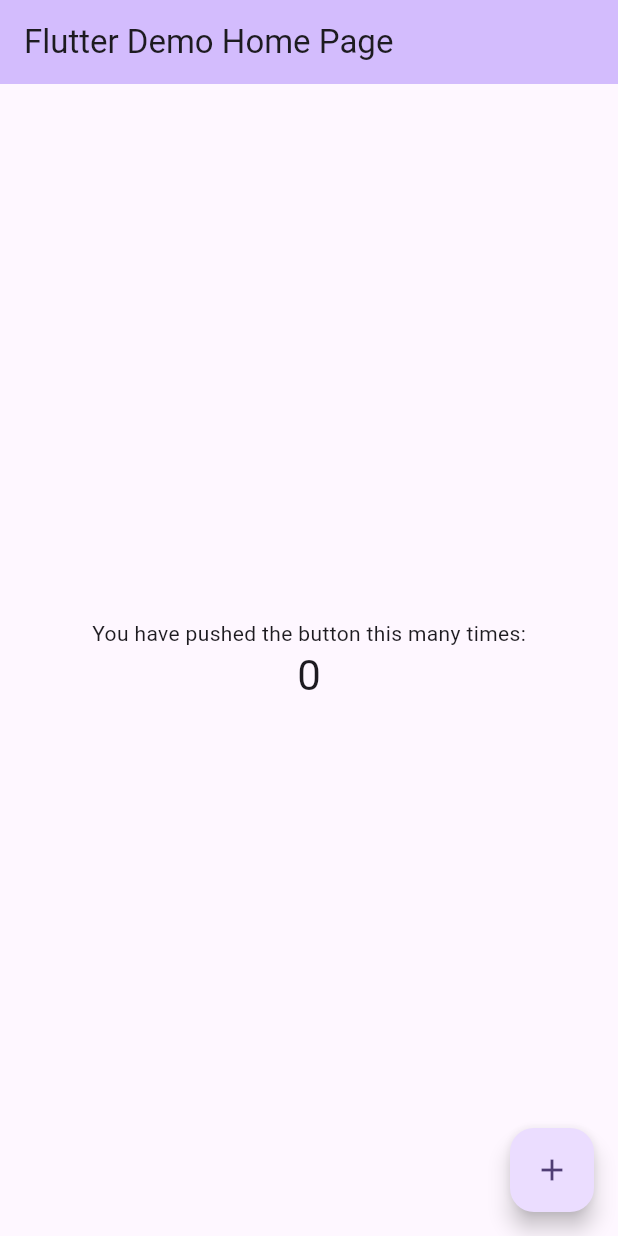
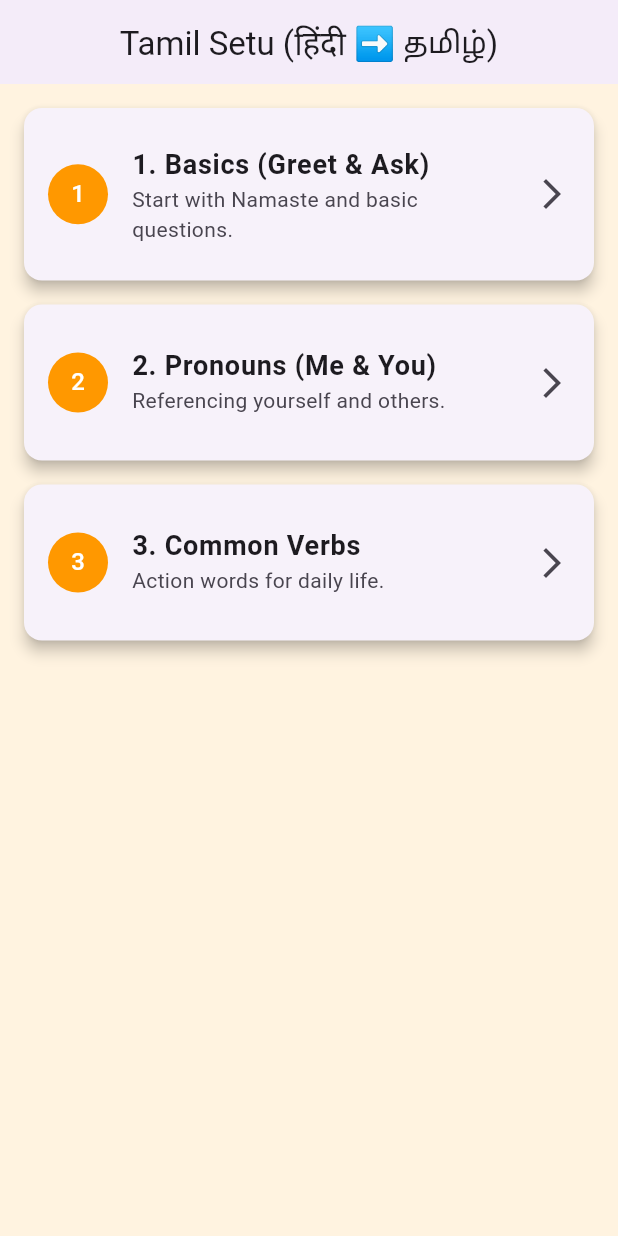
Before and after one commit to pranavm1502/tamil_via_hindi, a Flutter app: the screen it shows after launch, on a phone screen of 412 x 824 dp. Run offline on Flutter 3.47's test engine with Material 3 defaults, Android fonts, the light colour scheme and no system bars; our stand-ins replace flutter_tts.

Commit message:
copy dart and pubspec files into the app

```diff
--- a/tamil_setu/lib/main.dart
+++ b/tamil_setu/lib/main.dart
@@ -1,121 +1,330 @@
 import 'package:flutter/material.dart';
+import 'package:flutter_tts/flutter_tts.dart';
 
 void main() {
-  runApp(const MyApp());
+  runApp(const TamilSetuApp());
 }
 
-class MyApp extends StatelessWidget {
-  const MyApp({super.key});
+// --- DATA MODELS ---
+class Lesson {
+  final String title;
+  final String description;
+  final List<WordPair> words;
 
-  // This widget is the root of your application.
+  Lesson({required this.title, required this.description, required this.words});
+}
+
+class WordPair {
+  final String hindi;
+  final String tamil;
+  final String pronunciation;
+
+  WordPair({
+    required this.hindi,
+    required this.tamil,
+    required this.pronunciation,
+  });
+}
+
+// --- MOCK CURRICULUM ---
+final List<Lesson> curriculum = [
+  Lesson(
+    title: "1. Basics (Greet & Ask)",
+    description: "Start with Namaste and basic questions.",
+    words: [
+      WordPair(hindi: "Namaste", tamil: "Vanakkam", pronunciation: "वनक्कम"),
+      WordPair(hindi: "Kaise ho?", tamil: "Eppadi irukeenga?", pronunciation: "एप्पडी इरुकींगा?"),
+      WordPair(hindi: "Main theek hoon", tamil: "Naan nalla irukken", pronunciation: "नान नल्ला इरुक्केन"),
+      WordPair(hindi: "Kya?", tamil: "Enna?", pronunciation: "एन्ना?"),
+      WordPair(hindi: "Naam", tamil: "Peyer", pronunciation: "पेयर"),
+    ],
+  ),
+  Lesson(
+    title: "2. Pronouns (Me & You)",
+    description: "Referencing yourself and others.",
+    words: [
+      WordPair(hindi: "Main", tamil: "Naan", pronunciation: "नान"),
+      WordPair(hindi: "Tum (Informal)", tamil: "Nee", pronunciation: "नी"),
+      WordPair(hindi: "Aap (Formal)", tamil: "Neengal", pronunciation: "नींगल"),
+      WordPair(hindi: "Yeh (This person)", tamil: "Ivar", pronunciation: "इवर"),
+      WordPair(hindi: "Woh (That person)", tamil: "Avar", pronunciation: "अवर"),
+    ],
+  ),
+  Lesson(
+    title: "3. Common Verbs",
+    description: "Action words for daily life.",
+    words: [
+      WordPair(hindi: "Aana (Come)", tamil: "Vaa / Vaanga", pronunciation: "वा / वांगा"),
+      WordPair(hindi: "Jaana (Go)", tamil: "Po / Ponga", pronunciation: "पो / पोंगा"),
+      WordPair(hindi: "Khana (Eat)", tamil: "Saapidu", pronunciation: "सापिडु"),
+      WordPair(hindi: "Peena (Drink)", tamil: "Kudi", pronunciation: "कुडि"),
+    ],
+  ),
+];
+
+// --- MAIN WIDGET ---
+class TamilSetuApp extends StatelessWidget {
+  const TamilSetuApp({super.key});
+
   @override
   Widget build(BuildContext context) {
     return MaterialApp(
-      title: 'Flutter Demo',
+      title: 'Tamil Setu',
+      debugShowCheckedModeBanner: false,
       theme: ThemeData(
-        // This is the theme of your application.
-        //
-        // TRY THIS: Try running your application with "flutter run". You'll see
-        // the application has a purple toolbar. Then, without quitting the app,
-        // try changing the seedColor in the colorScheme below to Colors.green
-        // and then invoke "hot reload" (save your changes or press the "hot
-        // reload" button in a Flutter-supported IDE, or press "r" if you used
-        // the command line to start the app).
-        //
-        // Notice that the counter didn't reset back to zero; the application
-        // state is not lost during the reload. To reset the state, use hot
-        // restart instead.
-        //
-        // This works for code too, not just values: Most code changes can be
-        // tested with just a hot reload.
-        colorScheme: .fromSeed(seedColor: Colors.deepPurple),
+        primarySwatch: Colors.orange,
+        scaffoldBackgroundColor: Colors.orange[50],
+        useMaterial3: true,
       ),
-      home: const MyHomePage(title: 'Flutter Demo Home Page'),
+      home: const DashboardScreen(),
     );
   }
 }
 
-class MyHomePage extends StatefulWidget {
-  const MyHomePage({super.key, required this.title});
-
-  // This widget is the home page of your application. It is stateful, meaning
-  // that it has a State object (defined below) that contains fields that affect
-  // how it looks.
-
-  // This class is the configuration for the state. It holds the values (in this
-  // case the title) provided by the parent (in this case the App widget) and
-  // used by the build method of the State. Fields in a Widget subclass are
-  // always marked "final".
-
-  final String title;
+// --- DASHBOARD ---
+class DashboardScreen extends StatelessWidget {
+  const DashboardScreen({super.key});
 
   @override
-  State<MyHomePage> createState() => _MyHomePageState();
+  Widget build(BuildContext context) {
+    return Scaffold(
+      appBar: AppBar(
+        title: const Text("Tamil Setu (हिंदी ➡️ தமிழ்)"),
+        centerTitle: true,
+        elevation: 2,
+      ),
+      body: ListView.builder(
+        padding: const EdgeInsets.all(16),
+        itemCount: curriculum.length,
+        itemBuilder: (context, index) {
+          final lesson = curriculum[index];
+          return Card(
+            margin: const EdgeInsets.only(bottom: 16),
+            elevation: 4,
+            child: ListTile(
+              contentPadding: const EdgeInsets.all(16),
+              leading: CircleAvatar(
+                backgroundColor: Colors.orange,
+                child: Text("${index + 1}", style: const TextStyle(color: Colors.white)),
+              ),
+              title: Text(lesson.title, style: const TextStyle(fontWeight: FontWeight.bold, fontSize: 18)),
+              subtitle: Text(lesson.description),
+              trailing: const Icon(Icons.arrow_forward_ios),
+              onTap: () {
+                Navigator.push(
+                  context,
+                  MaterialPageRoute(builder: (context) => LessonScreen(lesson: lesson)),
+                );
+              },
+            ),
+          );
+        },
+      ),
+    );
+  }
 }
 
-class _MyHomePageState extends State<MyHomePage> {
-  int _counter = 0;
+// --- LESSON SCREEN (WITH AUDIO) ---
+class LessonScreen extends StatefulWidget {
+  final Lesson lesson;
+  const LessonScreen({super.key, required this.lesson});
 
-  void _incrementCounter() {
-    setState(() {
-      // This call to setState tells the Flutter framework that something has
-      // changed in this State, which causes it to rerun the build method below
-      // so that the display can reflect the updated values. If we changed
-      // _counter without calling setState(), then the build method would not be
-      // called again, and so nothing would appear to happen.
-      _counter++;
-    });
+  @override
+  State<LessonScreen> createState() => _LessonScreenState();
+}
+
+class _LessonScreenState extends State<LessonScreen> with SingleTickerProviderStateMixin {
+  late TabController _tabController;
+  final FlutterTts flutterTts = FlutterTts();
+
+  @override
+  void initState() {
+    super.initState();
+    _tabController = TabController(length: 2, vsync: this);
+    _initTts();
+  }
+
+  Future<void> _initTts() async {
+    await flutterTts.setLanguage("ta-IN");
+    await flutterTts.setSpeechRate(0.4);
+    await flutterTts.setPitch(1.0);
+  }
+
+  Future<void> _speak(String text) async {
+    await flutterTts.speak(text);
   }
 
   @override
   Widget build(BuildContext context) {
-    // This method is rerun every time setState is called, for instance as done
-    // by the _incrementCounter method above.
-    //
-    // The Flutter framework has been optimized to make rerunning build methods
-    // fast, so that you can just rebuild anything that needs updating rather
-    // than having to individually change instances of widgets.
     return Scaffold(
       appBar: AppBar(
-        // TRY THIS: Try changing the color here to a specific color (to
-        // Colors.amber, perhaps?) and trigger a hot reload to see the AppBar
-        // change color while the other colors stay the same.
-        backgroundColor: Theme.of(context).colorScheme.inversePrimary,
-        // Here we take the value from the MyHomePage object that was created by
-        // the App.build method, and use it to set our appbar title.
-        title: Text(widget.title),
-      ),
-      body: Center(
-        // Center is a layout widget. It takes a single child and positions it
-        // in the middle of the parent.
-        child: Column(
-          // Column is also a layout widget. It takes a list of children and
-          // arranges them vertically. By default, it sizes itself to fit its
-          // children horizontally, and tries to be as tall as its parent.
-          //
-          // Column has various properties to control how it sizes itself and
-          // how it positions its children. Here we use mainAxisAlignment to
-          // center the children vertically; the main axis here is the vertical
-          // axis because Columns are vertical (the cross axis would be
-          // horizontal).
-          //
-          // TRY THIS: Invoke "debug painting" (choose the "Toggle Debug Paint"
-          // action in the IDE, or press "p" in the console), to see the
-          // wireframe for each widget.
-          mainAxisAlignment: .center,
-          children: [
-            const Text('You have pushed the button this many times:'),
-            Text(
-              '$_counter',
-              style: Theme.of(context).textTheme.headlineMedium,
-            ),
+        title: Text(widget.lesson.title),
+        bottom: TabBar(
+          controller: _tabController,
+          tabs: const [
+            Tab(icon: Icon(Icons.book), text: "Learn"),
+            Tab(icon: Icon(Icons.quiz), text: "Quiz"),
           ],
         ),
       ),
-      floatingActionButton: FloatingActionButton(
-        onPressed: _incrementCounter,
-        tooltip: 'Increment',
-        child: const Icon(Icons.add),
+      body: TabBarView(
+        controller: _tabController,
+        children: [
+          _buildLearnTab(),
+          _buildQuizTab(),
+        ],
+      ),
+    );
+  }
+
+  Widget _buildLearnTab() {
+    return ListView.builder(
+      padding: const EdgeInsets.all(16),
+      itemCount: widget.lesson.words.length,
+      itemBuilder: (context, index) {
+        final pair = widget.lesson.words[index];
+        return Card(
+          margin: const EdgeInsets.only(bottom: 12),
+          child: Padding(
+            padding: const EdgeInsets.all(16.0),
+            child: Row(
+              mainAxisAlignment: MainAxisAlignment.spaceBetween,
+              children: [
+                Column(
+                  crossAxisAlignment: CrossAxisAlignment.start,
+                  children: [
+                    Text(pair.hindi, style: const TextStyle(fontSize: 18, color: Colors.grey)),
+                    const SizedBox(height: 4),
+                    Text(pair.tamil, style: const TextStyle(fontSize: 24, fontWeight: FontWeight.bold, color: Colors.orange)),
+                    Text("(${pair.pronunciation})", style: const TextStyle(fontSize: 16, color: Colors.blueGrey)),
+                  ],
+                ),
+                IconButton(
+                  icon: const Icon(Icons.volume_up, size: 30, color: Colors.orange),
+                  onPressed: () => _speak(pair.tamil),
+                )
+              ],
+            ),
+          ),
+        );
+      },
+    );
+  }
+
+  Widget _buildQuizTab() {
+    return QuizView(words: widget.lesson.words);
+  }
+}
+
+// --- QUIZ LOGIC ---
+class QuizView extends StatefulWidget {
+  final List<WordPair> words;
+  const QuizView({super.key, required this.words});
+
+  @override
+  State<QuizView> createState() => _QuizViewState();
+}
+
+class _QuizViewState extends State<QuizView> {
+  int currentIndex = 0;
+  int score = 0;
+  bool showAnswer = false;
+
+  void _nextCard(bool knewIt) {
+    if (knewIt) score++;
+    setState(() {
+      if (currentIndex < widget.words.length - 1) {
+        currentIndex++;
+        showAnswer = false;
+      } else {
+        _showResultDialog();
+      }
+    });
+  }
+
+  void _showResultDialog() {
+    showDialog(
+      context: context,
+      barrierDismissible: false,
+      builder: (ctx) => AlertDialog(
+        title: const Text("Quiz Complete!"),
+        content: Text("You scored $score out of ${widget.words.length}"),
+        actions: [
+          TextButton(
+            onPressed: () {
+              Navigator.pop(ctx);
+              Navigator.pop(context);
+            },
+            child: const Text("Finish"),
+          )
+        ],
+      ),
+    );
+  }
+
+  @override
+  Widget build(BuildContext context) {
+    final currentWord = widget.words[currentIndex];
+
+    return Padding(
+      padding: const EdgeInsets.all(24.0),
+      child: Column(
+        mainAxisAlignment: MainAxisAlignment.center,
+        crossAxisAlignment: CrossAxisAlignment.stretch,
+        children: [
+          Text("Question ${currentIndex + 1}/${widget.words.length}", textAlign: TextAlign.center),
+          const SizedBox(height: 20),
+          Card(
+            elevation: 8,
+            shape: RoundedRectangleBorder(borderRadius: BorderRadius.circular(16)),
+            child: Container(
+              height: 200,
+              alignment: Alignment.center,
+              padding: const EdgeInsets.all(20),
+              child: Column(
+                mainAxisAlignment: MainAxisAlignment.center,
+                children: [
+                  const Text("Translate this Hindi word:", style: TextStyle(color: Colors.grey)),
+                  const SizedBox(height: 10),
+                  Text(currentWord.hindi, style: const TextStyle(fontSize: 32, fontWeight: FontWeight.bold)),
+                  const Divider(height: 30),
+                  if (showAnswer) ...[
+                    Text(currentWord.tamil, style: const TextStyle(fontSize: 32, fontWeight: FontWeight.bold, color: Colors.orange)),
+                    Text(currentWord.pronunciation, style: const TextStyle(fontSize: 20, color: Colors.blueGrey)),
+                  ] else
+                    const Text("?", style: TextStyle(fontSize: 40, color: Colors.orange)),
+                ],
+              ),
+            ),
+          ),
+          const SizedBox(height: 40),
+          if (!showAnswer)
+            ElevatedButton(
+              style: ElevatedButton.styleFrom(padding: const EdgeInsets.all(16)),
+              onPressed: () => setState(() => showAnswer = true),
+              child: const Text("Show Answer", style: TextStyle(fontSize: 18)),
+            )
+          else
+            Row(
+              children: [
+                Expanded(
+                  child: ElevatedButton(
+                    style: ElevatedButton.styleFrom(backgroundColor: Colors.red, foregroundColor: Colors.white, padding: const EdgeInsets.all(16)),
+                    onPressed: () => _nextCard(false),
+                    child: const Text("Wrong"),
+                  ),
+                ),
+                const SizedBox(width: 16),
+                Expanded(
+                  child: ElevatedButton(
+                    style: ElevatedButton.styleFrom(backgroundColor: Colors.green, foregroundColor: Colors.white, padding: const EdgeInsets.all(16)),
+                    onPressed: () => _nextCard(true),
+                    child: const Text("Correct"),
+                  ),
+                ),
+              ],
+            ),
+        ],
       ),
     );
   }
```
Also changed, not shown: tamil_setu/pubspec.yaml (+6 -74 lines).
